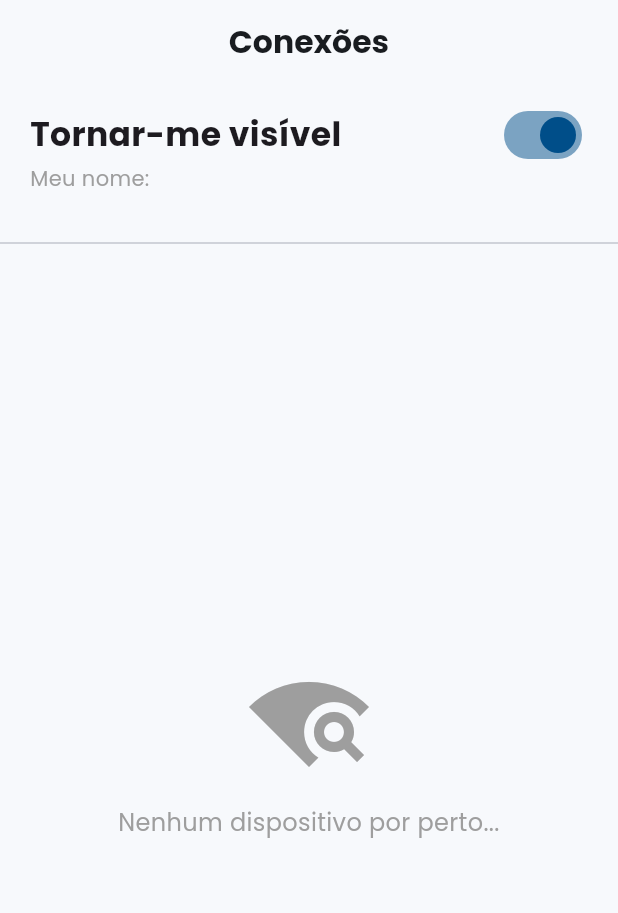
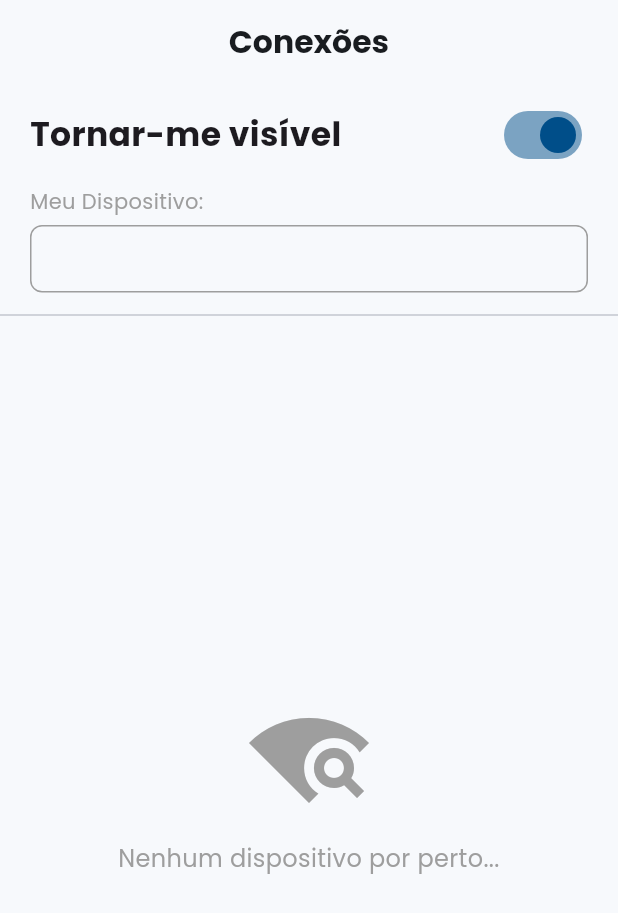
Before and after one commit to DaniellyBenicio/chat_comunicacao_proximidade, a Flutter app: the SearchDevices widget shown alone on an empty page, opened directly, on a phone screen of 412 x 824 dp. Shown: the top 913 px of the screen. Run offline on Flutter 3.47's test engine with Material 3 defaults, Android fonts, the phone set to English and light mode, and no system bars; our stand-ins replace device_info_plus, google_fonts, logger, permission_handler, shared_preferences, sqflite and 1 more; missing offline and left inert: nearby_connections; accounts and stored records are empty.

```diff
--- /dev/null
+++ b/lib/models/nearby_device.dart
@@ -0,0 +1,30 @@
+class NearbyDevice {
+  final String endpointId;
+  final String endpointName;
+  final String displayName;
+  final bool isAvailable;
+  final bool isConnected;
+
+  NearbyDevice({
+    required this.endpointId,
+    required this.endpointName,
+    this.displayName = "",
+    this.isAvailable = true,
+    this.isConnected = false,
+  });
+
+  NearbyDevice copyWith({
+    String? endpointName,
+    String? displayName,
+    bool? isAvailable,
+    bool? isConnected,
+  }) {
+    return NearbyDevice(
+      endpointId: endpointId,
+      endpointName: endpointName ?? this.endpointName,
+      displayName: displayName ?? this.displayName,
+      isAvailable: isAvailable ?? this.isAvailable,
+      isConnected: isConnected ?? this.isConnected,
+    );
+  }
+}
--- a/lib/views/search_devices.dart
+++ b/lib/views/search_devices.dart
@@ -21,29 +21,15 @@ class SearchDevices extends StatelessWidget {
           elevation: 0,
         ),
 
-        // ===== TORNA-ME VISÍVEL + NOME DO MEU DISPOSITIVO =====
         Padding(
           padding: const EdgeInsets.symmetric(horizontal: 20, vertical: 10),
           child: Row(
             mainAxisAlignment: MainAxisAlignment.spaceBetween,
             children: [
-              const Column(
-                crossAxisAlignment: CrossAxisAlignment.start,
-                children: [
-                  Text(
+              const Text(
                 'Tornar-me visível',
                 style: TextStyle(fontSize: 22, fontWeight: FontWeight.bold),
               ),
-                  SizedBox(height: 4),
-                  // ← AQUI MOSTRA O NOME DO SEU CELULAR
-                  Text(
-                    'Meu nome:',
-                    style: TextStyle(fontSize: 14, color: Colors.grey),
-                  ),
-                ],
-              ),
-              Column(
-                children: [
               Consumer<NearbyService>(
                 builder: (context, service, _) => Switch(
                   value: service.isAdvertising,
@@ -53,7 +39,9 @@ class SearchDevices extends StatelessWidget {
                       if (!granted) {
                         ScaffoldMessenger.of(context).showSnackBar(
                           const SnackBar(
-                                content: Text("Permissões necessárias! Ative todas."),
+                            content: Text(
+                              "Permissões necessárias! Ative todas.",
+                            ),
                             backgroundColor: Colors.red,
                           ),
                         );
@@ -69,9 +57,32 @@ class SearchDevices extends StatelessWidget {
                   activeColor: const Color(0xFF004E89),
                 ),
               ),
-                  // ← NOME DO SEU DISPOSITIVO AQUI
+            ],
+          ),
+        ),
+
+        Padding(
+          padding: const EdgeInsets.symmetric(horizontal: 20),
+          child: Column(
+            crossAxisAlignment: CrossAxisAlignment.start,
+            children: [
+              const Text(
+                'Meu Dispositivo:',
+                style: TextStyle(fontSize: 14, color: Colors.grey),
+              ),
+              const SizedBox(height: 6),
               Consumer<NearbyService>(
-                    builder: (context, service, _) => Text(
+                builder: (context, service, _) => Container(
+                  width: double.infinity,
+                  padding: const EdgeInsets.symmetric(
+                    horizontal: 12,
+                    vertical: 10,
+                  ),
+                  decoration: BoxDecoration(
+                    border: Border.all(color: Colors.grey),
+                    borderRadius: BorderRadius.circular(8),
+                  ),
+                  child: Text(
                     service.userDisplayName,
                     style: const TextStyle(
                       fontSize: 16,
@@ -80,7 +91,6 @@ class SearchDevices extends StatelessWidget {
                     ),
                   ),
                 ),
-                ],
               ),
             ],
           ),
@@ -88,7 +98,6 @@ class SearchDevices extends StatelessWidget {
 
         const Divider(height: 30, thickness: 1),
 
-        // ===== LISTA DE DISPOSITIVOS PRÓXIMOS =====
         Expanded(
           child: Padding(
             padding: const EdgeInsets.symmetric(horizontal: 20),
@@ -125,7 +134,9 @@ class SearchDevices extends StatelessWidget {
                       elevation: 3,
                       child: ListTile(
                         leading: CircleAvatar(
-                          backgroundColor: conectado ? Colors.green : Colors.blue,
+                          backgroundColor: conectado
+                              ? Colors.green
+                              : Colors.blue,
                           child: Icon(
                             conectado ? Icons.wifi : Icons.wifi_find,
                             color: Colors.white,
@@ -155,7 +166,10 @@ class SearchDevices extends StatelessWidget {
                                     ),
                                   );
                                 },
-                                icon: const Icon(Icons.chat, color: Colors.white),
+                                icon: const Icon(
+                                  Icons.chat,
+                                  color: Colors.white,
+                                ),
                                 label: const Text("Chat"),
                                 style: ElevatedButton.styleFrom(
                                   backgroundColor: Colors.green,
@@ -164,7 +178,9 @@ class SearchDevices extends StatelessWidget {
                             : const SizedBox(
                                 width: 30,
                                 height: 30,
-                                child: CircularProgressIndicator(strokeWidth: 2),
+                                child: CircularProgressIndicator(
+                                  strokeWidth: 2,
+                                ),
                               ),
                       ),
                     );
```
Also changed, not shown: lib/services/nearby_service.dart (+39 -84 lines), 3 other files. Lines whose indentation alone changed are shown as unchanged.
